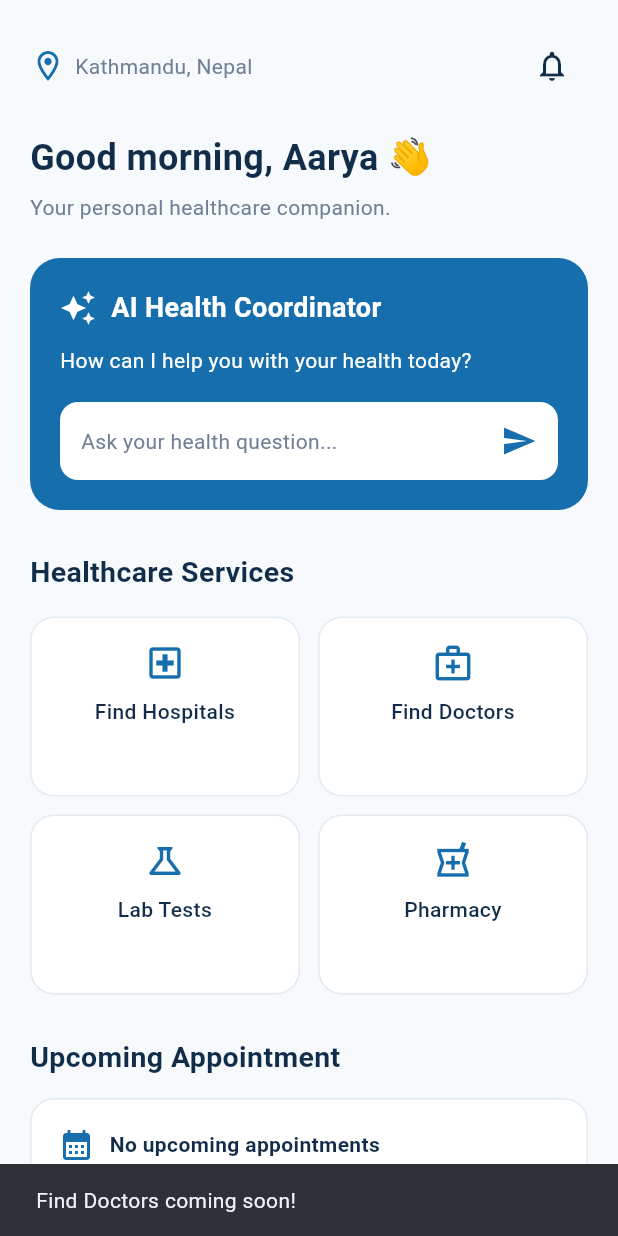
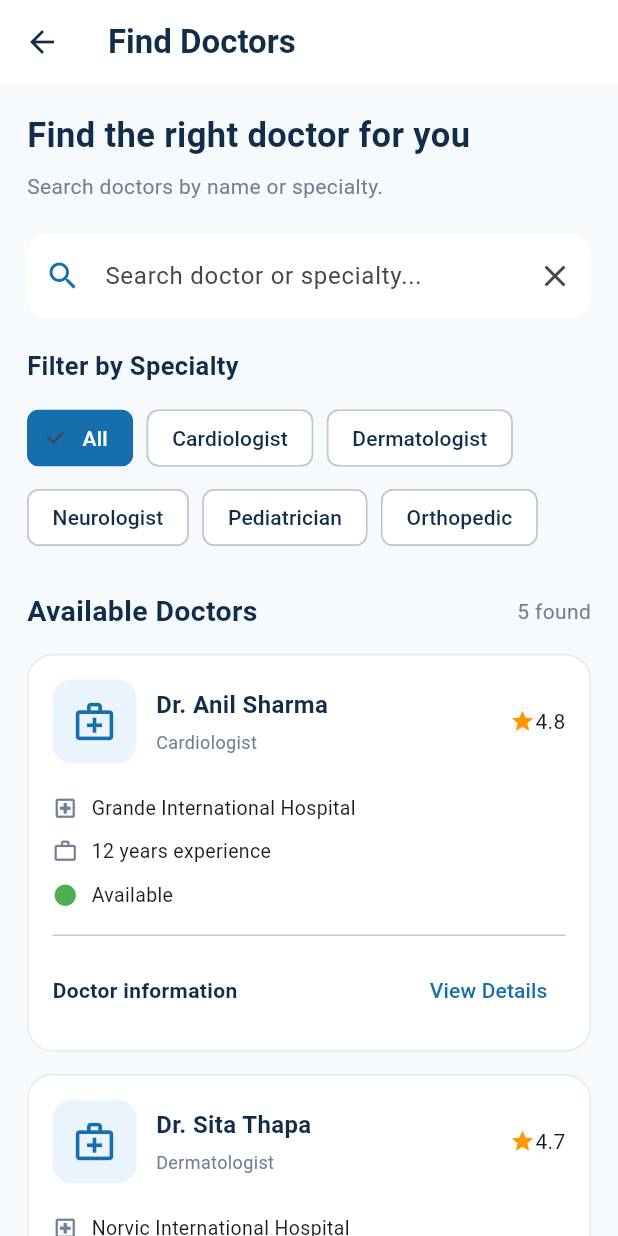
Before and after one commit to anash6162-del/Ai-Health-Navigator, a Flutter app: the HomeContent screen opened directly with empty values, after a tap on "Find Doctors", on a phone screen of 412 x 824 dp. Run offline on Flutter 3.47's test engine with Material 3 defaults, Android fonts, the phone set to English and light mode, and no system bars.

Commit message:
Added Find Doctors frontend interface

```diff
--- /dev/null
+++ b/lib/features/doctors/screens/doctor_screen.dart
@@ -0,0 +1,560 @@
+
+import 'package:flutter/material.dart';
+import '../../../core/theme/app_colors.dart';
+
+class DoctorScreen extends StatefulWidget {
+  const DoctorScreen({super.key});
+
+  @override
+  State<DoctorScreen> createState() => _DoctorScreenState();
+}
+
+class _DoctorScreenState extends State<DoctorScreen> {
+  final TextEditingController searchController =
+  TextEditingController();
+
+  String searchQuery = '';
+  String selectedFilter = 'All';
+
+  final List<Map<String, dynamic>> doctors = [
+    {
+      'name': 'Dr. Anil Sharma',
+      'specialty': 'Cardiologist',
+      'hospital': 'Grande International Hospital',
+      'experience': '12 years',
+      'rating': '4.8',
+      'availability': 'Available',
+      'qualification': 'MD, DM Cardiology',
+      'about': 'Specialist in heart and cardiovascular care.',
+    },
+    {
+      'name': 'Dr. Sita Thapa',
+      'specialty': 'Dermatologist',
+      'hospital': 'Norvic International Hospital',
+      'experience': '8 years',
+      'rating': '4.7',
+      'availability': 'Available',
+      'qualification': 'MD Dermatology',
+      'about': 'Specialist in skin and hair conditions.',
+    },
+    {
+      'name': 'Dr. Rajesh Karki',
+      'specialty': 'Neurologist',
+      'hospital': 'Patan Hospital',
+      'experience': '10 years',
+      'rating': '4.6',
+      'availability': 'Unavailable',
+      'qualification': 'MD Neurology',
+      'about': 'Specialist in brain and nervous system care.',
+    },
+    {
+      'name': 'Dr. Mira Shrestha',
+      'specialty': 'Pediatrician',
+      'hospital': 'Civil Service Hospital',
+      'experience': '9 years',
+      'rating': '4.9',
+      'availability': 'Available',
+      'qualification': 'MD Pediatrics',
+      'about': 'Specialist in child health and development.',
+    },
+    {
+      'name': 'Dr. Suman Adhikari',
+      'specialty': 'Orthopedic',
+      'hospital': 'Grande International Hospital',
+      'experience': '11 years',
+      'rating': '4.5',
+      'availability': 'Available',
+      'qualification': 'MS Orthopedics',
+      'about': 'Specialist in bone and joint care.',
+    },
+  ];
+
+  List<Map<String, dynamic>> get filteredDoctors {
+    return doctors.where((doctor) {
+      final matchesSearch =
+          doctor['name'].toString().toLowerCase().contains(
+            searchQuery.toLowerCase(),
+          ) ||
+              doctor['specialty'].toString().toLowerCase().contains(
+                searchQuery.toLowerCase(),
+              ) ||
+              doctor['hospital'].toString().toLowerCase().contains(
+                searchQuery.toLowerCase(),
+              );
+
+      final matchesFilter =
+          selectedFilter == 'All' ||
+              doctor['specialty'] == selectedFilter;
+
+      return matchesSearch && matchesFilter;
+    }).toList();
+  }
+
+  @override
+  void dispose() {
+    searchController.dispose();
+    super.dispose();
+  }
+
+  @override
+  Widget build(BuildContext context) {
+    return Scaffold(
+      backgroundColor: AppColors.background,
+      appBar: AppBar(
+        backgroundColor: Colors.white,
+        elevation: 0,
+        title: const Text(
+          'Find Doctors',
+          style: TextStyle(
+            color: AppColors.textPrimary,
+            fontWeight: FontWeight.bold,
+          ),
+        ),
+        iconTheme: const IconThemeData(
+          color: AppColors.textPrimary,
+        ),
+      ),
+      body: SafeArea(
+        child: SingleChildScrollView(
+          padding: const EdgeInsets.all(18),
+          child: Column(
+            crossAxisAlignment: CrossAxisAlignment.start,
+            children: [
+              const Text(
+                'Find the right doctor for you',
+                style: TextStyle(
+                  fontSize: 23,
+                  fontWeight: FontWeight.bold,
+                  color: AppColors.textPrimary,
+                ),
+              ),
+
+              const SizedBox(height: 7),
+
+              const Text(
+                'Search doctors by name or specialty.',
+                style: TextStyle(
+                  color: AppColors.textSecondary,
+                ),
+              ),
+
+              const SizedBox(height: 22),
+
+              // Search bar
+              TextField(
+                controller: searchController,
+                onChanged: (value) {
+                  setState(() {
+                    searchQuery = value;
+                  });
+                },
+                decoration: InputDecoration(
+                  hintText: 'Search doctor or specialty...',
+                  prefixIcon: const Icon(
+                    Icons.search,
+                    color: AppColors.primary,
+                  ),
+                  suffixIcon: IconButton(
+                    icon: const Icon(Icons.clear),
+                    onPressed: () {
+                      searchController.clear();
+                      setState(() {
+                        searchQuery = '';
+                      });
+                    },
+                  ),
+                  filled: true,
+                  fillColor: Colors.white,
+                  border: OutlineInputBorder(
+                    borderRadius: BorderRadius.circular(15),
+                    borderSide: BorderSide.none,
+                  ),
+                ),
+              ),
+
+              const SizedBox(height: 20),
+
+              const Text(
+                'Filter by Specialty',
+                style: TextStyle(
+                  fontSize: 17,
+                  fontWeight: FontWeight.bold,
+                  color: AppColors.textPrimary,
+                ),
+              ),
+
+              const SizedBox(height: 12),
+
+              Wrap(
+                spacing: 9,
+                runSpacing: 5,
+                children: [
+                  'All',
+                  'Cardiologist',
+                  'Dermatologist',
+                  'Neurologist',
+                  'Pediatrician',
+                  'Orthopedic',
+                ].map((filter) {
+                  final isSelected = selectedFilter == filter;
+
+                  return ChoiceChip(
+                    label: Text(filter),
+                    selected: isSelected,
+                    selectedColor: AppColors.primary,
+                    backgroundColor: Colors.white,
+                    labelStyle: TextStyle(
+                      color: isSelected
+                          ? Colors.white
+                          : AppColors.textPrimary,
+                    ),
+                    onSelected: (_) {
+                      setState(() {
+                        selectedFilter = filter;
+                      });
+                    },
+                  );
+                }).toList(),
+              ),
+
+              const SizedBox(height: 25),
+
+              Row(
+                mainAxisAlignment: MainAxisAlignment.spaceBetween,
+                children: [
+                  const Text(
+                    'Available Doctors',
+                    style: TextStyle(
+                      fontSize: 19,
+                      fontWeight: FontWeight.bold,
+                      color: AppColors.textPrimary,
+                    ),
+                  ),
+                  Text(
+                    '${filteredDoctors.length} found',
+                    style: const TextStyle(
+                      color: AppColors.textSecondary,
+                    ),
+                  ),
+                ],
+              ),
+
+              const SizedBox(height: 15),
+
+              if (filteredDoctors.isEmpty)
+                const Center(
+                  child: Padding(
+                    padding: EdgeInsets.all(30),
+                    child: Column(
+                      children: [
+                        Icon(
+                          Icons.search_off,
+                          size: 50,
+                          color: AppColors.textSecondary,
+                        ),
+                        SizedBox(height: 10),
+                        Text('No doctors found'),
+                      ],
+                    ),
+                  ),
+                ),
+
+              ...filteredDoctors.map((doctor) {
+                return doctorCard(doctor);
+              }),
+            ],
+          ),
+        ),
+      ),
+    );
+  }
+
+  Widget doctorCard(Map<String, dynamic> doctor) {
+    return Container(
+      margin: const EdgeInsets.only(bottom: 15),
+      padding: const EdgeInsets.all(16),
+      decoration: BoxDecoration(
+        color: Colors.white,
+        borderRadius: BorderRadius.circular(17),
+        border: Border.all(color: AppColors.border),
+      ),
+      child: Column(
+        crossAxisAlignment: CrossAxisAlignment.start,
+        children: [
+          Row(
+            children: [
+              Container(
+                padding: const EdgeInsets.all(13),
+                decoration: BoxDecoration(
+                  color: AppColors.lightBlue,
+                  borderRadius: BorderRadius.circular(13),
+                ),
+                child: const Icon(
+                  Icons.medical_services_outlined,
+                  color: AppColors.primary,
+                  size: 30,
+                ),
+              ),
+
+              const SizedBox(width: 13),
+
+              Expanded(
+                child: Column(
+                  crossAxisAlignment: CrossAxisAlignment.start,
+                  children: [
+                    Text(
+                      doctor['name'],
+                      style: const TextStyle(
+                        fontWeight: FontWeight.bold,
+                        fontSize: 16,
+                        color: AppColors.textPrimary,
+                      ),
+                    ),
+                    const SizedBox(height: 5),
+                    Text(
+                      doctor['specialty'],
+                      style: const TextStyle(
+                        color: AppColors.textSecondary,
+                        fontSize: 12,
+                      ),
+                    ),
+                  ],
+                ),
+              ),
+
+              const Icon(
+                Icons.star,
+                color: Colors.orange,
+                size: 17,
+              ),
+              Text(doctor['rating']),
+            ],
+          ),
+
+          const SizedBox(height: 15),
+
+          detailItem(
+            Icons.local_hospital_outlined,
+            doctor['hospital'],
+          ),
+
+          detailItem(
+            Icons.work_outline,
+            '${doctor['experience']} experience',
+          ),
+
+          detailItem(
+            Icons.circle,
+            doctor['availability'],
+            color: doctor['availability'] == 'Available'
+                ? Colors.green
+                : Colors.red,
+          ),
+
+          const Divider(height: 25),
+
+          Row(
+            children: [
+              const Expanded(
+                child: Text(
+                  'Doctor information',
+                  style: TextStyle(
+                    fontWeight: FontWeight.w600,
+                    color: AppColors.textPrimary,
+                  ),
+                ),
+              ),
+              TextButton(
+                onPressed: () {
+                  Navigator.push(
+                    context,
+                    MaterialPageRoute(
+                      builder: (_) => DoctorDetailsScreen(
+                        doctor: doctor,
+                      ),
+                    ),
+                  );
+                },
+                child: const Text('View Details'),
+              ),
+            ],
+          ),
+        ],
+      ),
+    );
+  }
+
+  Widget detailItem(
+      IconData icon,
+      String value, {
+        Color color = AppColors.textSecondary,
+      }) {
+    return Padding(
+      padding: const EdgeInsets.symmetric(vertical: 5),
+      child: Row(
+        children: [
+          Icon(icon, size: 17, color: color),
+          const SizedBox(width: 9),
+          Expanded(
+            child: Text(
+              value,
+              style: const TextStyle(fontSize: 13),
+            ),
+          ),
+        ],
+      ),
+    );
+  }
+}
+
+// Doctor details screen
+
+class DoctorDetailsScreen extends StatelessWidget {
+  final Map<String, dynamic> doctor;
+
+  const DoctorDetailsScreen({
+    super.key,
+    required this.doctor,
+  });
+
+  @override
+  Widget build(BuildContext context) {
+    return Scaffold(
+      backgroundColor: AppColors.background,
+      appBar: AppBar(
+        title: const Text('Doctor Details'),
+        backgroundColor: Colors.white,
+        foregroundColor: AppColors.textPrimary,
+        elevation: 0,
+      ),
+      body: SingleChildScrollView(
+        padding: const EdgeInsets.all(20),
+        child: Column(
+          crossAxisAlignment: CrossAxisAlignment.start,
+          children: [
+            Container(
+              width: double.infinity,
+              padding: const EdgeInsets.all(25),
+              decoration: BoxDecoration(
+                color: AppColors.lightBlue,
+                borderRadius: BorderRadius.circular(18),
+              ),
+              child: const Icon(
+                Icons.person_outline,
+                color: AppColors.primary,
+                size: 75,
+              ),
+            ),
+
+            const SizedBox(height: 22),
+
+            Text(
+              doctor['name'],
+              style: const TextStyle(
+                fontSize: 23,
+                fontWeight: FontWeight.bold,
+                color: AppColors.textPrimary,
+              ),
+            ),
+
+            const SizedBox(height: 8),
+
+            Text(
+              doctor['specialty'],
+              style: const TextStyle(
+                color: AppColors.primary,
+                fontSize: 16,
+                fontWeight: FontWeight.w600,
+              ),
+            ),
+
+            const SizedBox(height: 20),
+
+            detailRow(
+              Icons.local_hospital,
+              doctor['hospital'],
+            ),
+
+            detailRow(
+              Icons.school_outlined,
+              doctor['qualification'],
+            ),
+
+            detailRow(
+              Icons.work_outline,
+              '${doctor['experience']} experience',
+            ),
+
+            detailRow(
+              Icons.star,
+              '${doctor['rating']} Rating',
+            ),
+
+            detailRow(
+              Icons.circle,
+              doctor['availability'],
+            ),
+
+            const SizedBox(height: 25),
+
+            const Text(
+              'About Doctor',
+              style: TextStyle(
+                fontSize: 19,
+                fontWeight: FontWeight.bold,
+                color: AppColors.textPrimary,
+              ),
+            ),
+
+            const SizedBox(height: 12),
+
+            Text(
+              doctor['about'],
+              style: const TextStyle(
+                fontSize: 14,
+                color: AppColors.textSecondary,
+              ),
+            ),
+
+            const SizedBox(height: 30),
+
+            SizedBox(
+              width: double.infinity,
+              child: ElevatedButton.icon(
+                onPressed: () {
+                  ScaffoldMessenger.of(context).showSnackBar(
+                    const SnackBar(
+                      content: Text(
+                        'Appointment booking will be added next.',
+                      ),
+                    ),
+                  );
+                },
+                icon: const Icon(Icons.calendar_month),
+                label: const Text('Book Appointment'),
+                style: ElevatedButton.styleFrom(
+                  backgroundColor: AppColors.primary,
+                  foregroundColor: Colors.white,
+                  padding: const EdgeInsets.all(15),
+                ),
+              ),
+            ),
+          ],
+        ),
+      ),
+    );
+  }
+
+  Widget detailRow(IconData icon, String value) {
+    return Padding(
+      padding: const EdgeInsets.symmetric(vertical: 9),
+      child: Row(
+        children: [
+          Icon(icon, color: AppColors.primary),
+          const SizedBox(width: 12),
+          Expanded(child: Text(value)),
+        ],
+      ),
+    );
+  }
+}
--- a/lib/features/home/screens/home_screen.dart
+++ b/lib/features/home/screens/home_screen.dart
@@ -7,6 +7,7 @@ import '../../discover/screens/discover_screen.dart';
 import '../../notifications/screens/notification_screen.dart';
 import '../../profile/screens/profile_screen.dart';
 import '../../hospitals/screens/hospital_screen.dart';
+import '../../doctors/screens/doctor_screen.dart';
 
 class HomeScreen extends StatefulWidget {
   const HomeScreen({super.key});
@@ -127,6 +128,13 @@ class HomeContent extends StatelessWidget {
             context,
             MaterialPageRoute(
               builder: (context) => const HospitalScreen(),
+            ),
+          );
+        } else if (title == 'Find Doctors') {
+          Navigator.push(
+            context,
+            MaterialPageRoute(
+              builder: (context) => const DoctorScreen(),
             ),
           );
         } else {
```
